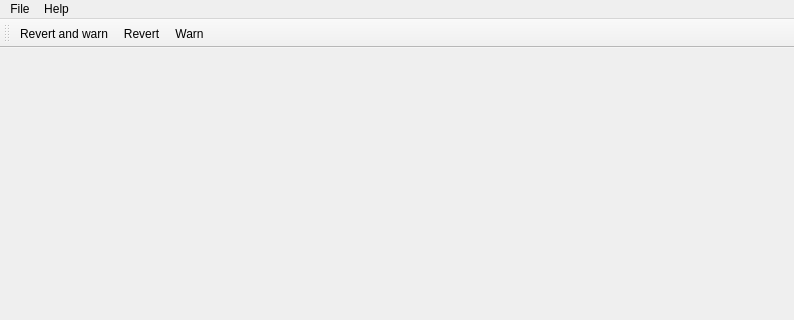
This is huggleQT/huggle/mainwindow.ui in huggle/huggle as Qt 5 draws it before an edit; both pictures show x 0 to 794 and y 0 to 320 of the 794 by 482 pixel window. The edited form follows.
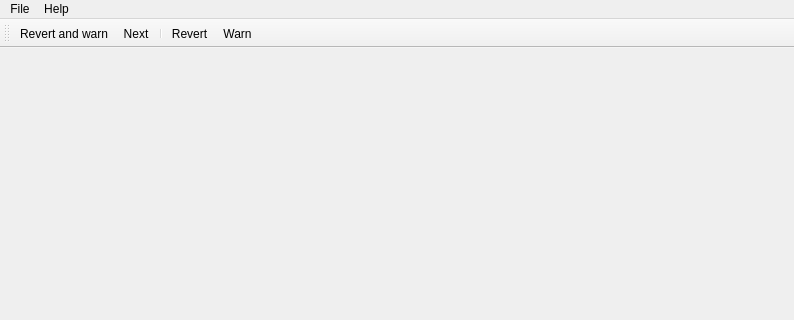
This is the edited form. Icons and pictures are not drawn.

```diff
--- a/huggleQT/huggle/mainwindow.ui
+++ b/huggleQT/huggle/mainwindow.ui
@@ -78,6 +78,8 @@
     <bool>false</bool>
    </attribute>
    <addaction name="actionRevert_and_warn"/>
+   <addaction name="actionNext"/>
+   <addaction name="separator"/>
    <addaction name="actionRevert"/>
    <addaction name="actionWarn"/>
   </widget>
@@ -129,6 +131,15 @@
     <string>Warn</string>
    </property>
   </action>
+  <action name="actionNext">
+   <property name="icon">
+    <iconset resource="pictures.qrc">
+     <normaloff>:/huggle/pictures/Resources/diff-next.png</normaloff>:/huggle/pictures/Resources/diff-next.png</iconset>
+   </property>
+   <property name="text">
+    <string>Next</string>
+   </property>
+  </action>
  </widget>
  <layoutdefault spacing="6" margin="11"/>
  <resources>
```
